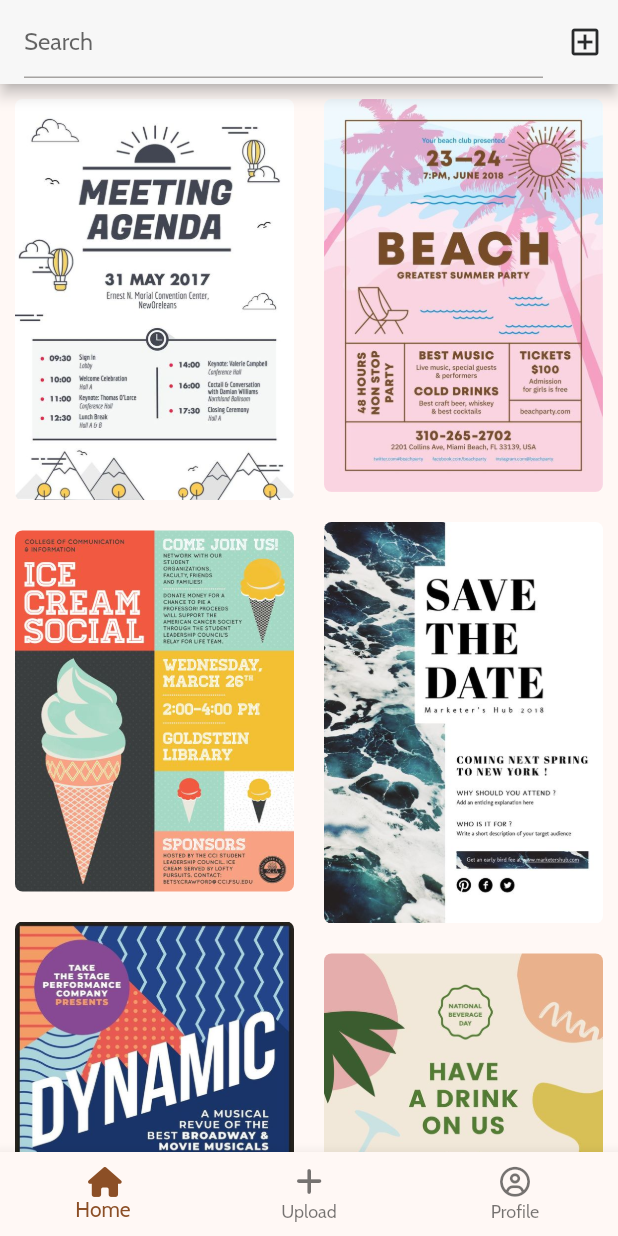
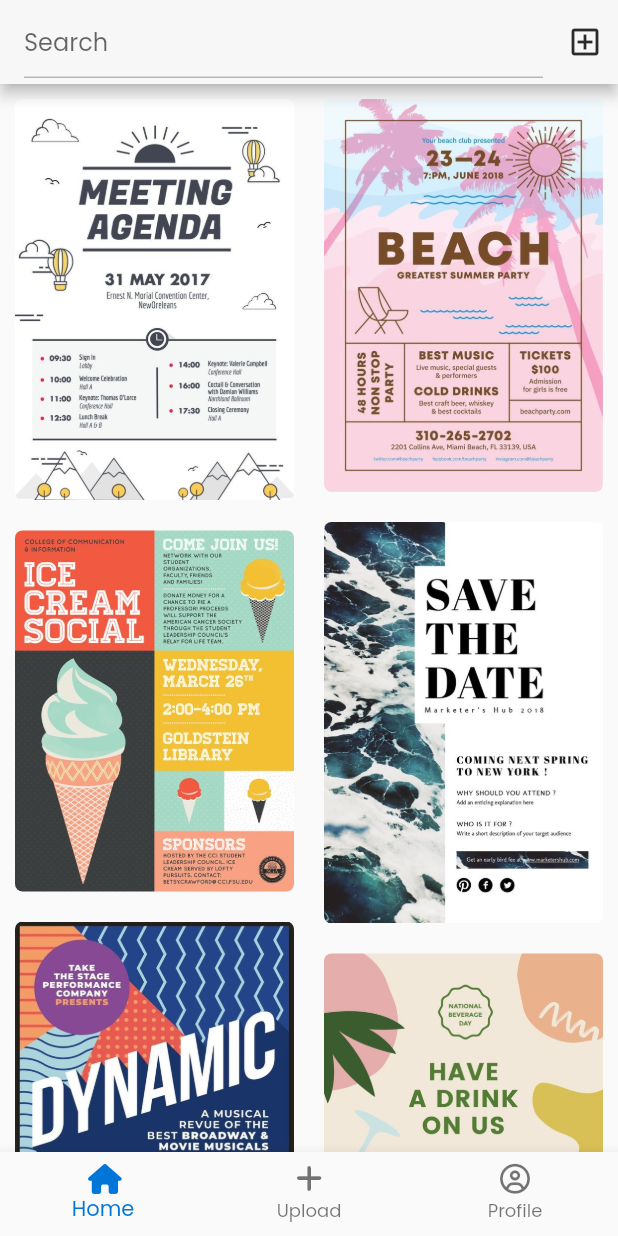
Before and after one commit to michaelblason/Flutter-Flyer, a Flutter app: the screen it shows once a user with an empty profile is signed in, on a phone screen of 412 x 824 dp. Run offline on Flutter 3.47's test engine with Material 2 defaults, Android fonts, the phone set to English and light mode, and no system bars; our stand-ins replace cloud_firestore, firebase_auth, firebase_core, font_awesome_flutter, google_fonts, rxdart; accounts and stored records are empty; network calls fail.

Commit message:
Create color scheme

```diff
--- a/lib/theme.dart
+++ b/lib/theme.dart
@@ -2,11 +2,33 @@ import 'package:flutter/material.dart';
 import 'package:google_fonts/google_fonts.dart';
 
 var appTheme = ThemeData(
-  fontFamily: GoogleFonts.cabin().fontFamily,
+  fontFamily: GoogleFonts.poppins().fontFamily,
+  appBarTheme: const AppBarTheme(
+    backgroundColor: Color(0xFFf7f7f7),
+  ),
   bottomAppBarTheme: const BottomAppBarTheme(
     color: Colors.black87,
   ),
   brightness: Brightness.light,
   buttonTheme: const ButtonThemeData(),
-  colorSchemeSeed: const Color(0xFFE2792E),
+  colorScheme: const ColorScheme(
+    brightness: Brightness.light,
+    primary: Color(0xFF0275d8),
+    onPrimary: Color(0xFF505050),
+    secondary: Color(0xFF292b2c),
+    onSecondary: Color(0xFF505050),
+    error: Color(0xFFF32424),
+    onError: Color(0xFFF32424),
+    background: Color(0xFFf7f7f7),
+    onBackground: Color(0xFFf7f7f7),
+    surface: Color(0xFF505050),
+    onSurface: Color(0xFF505050),
+  ),
+  textTheme: const TextTheme(
+    headlineMedium: TextStyle(
+      color: Color(0xFF505050),
+      fontWeight: FontWeight.bold,
+      fontSize: 20,
+    ),
+  ),
 );
```
Also changed, not shown: lib/profile/profile.dart (+27 -8 lines), lib/profile/update_profile.dart (added, +14 -0 lines).
